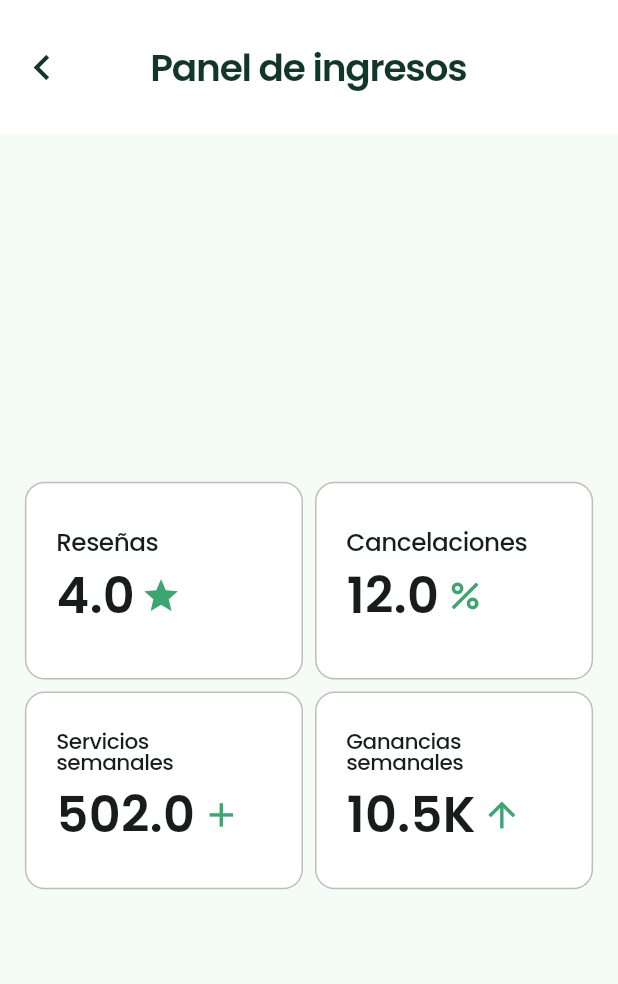
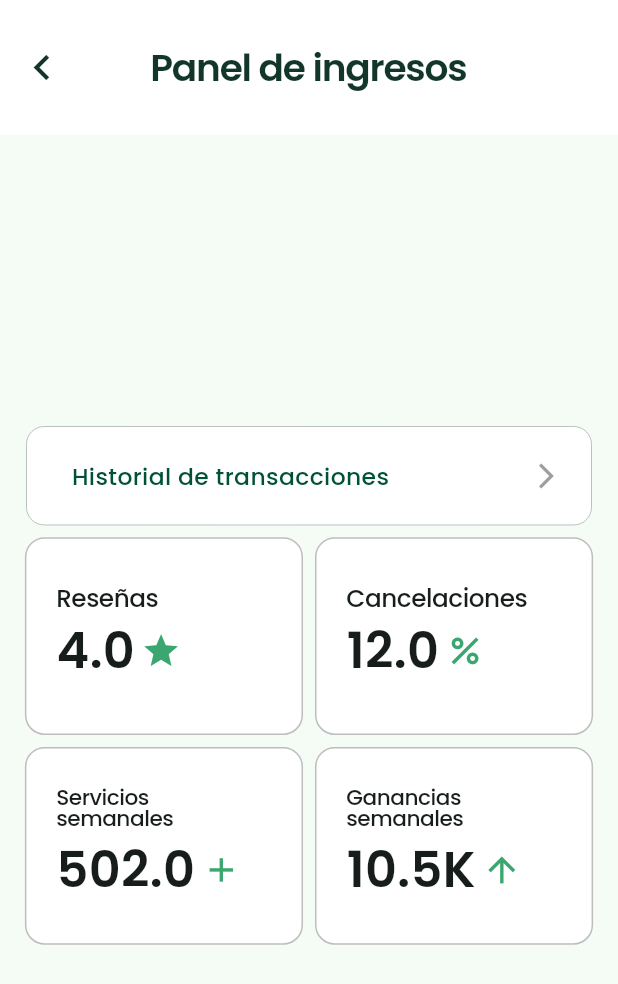
Before and after one commit to spricew/Keidot-Project, a Flutter app: the Dashboard screen opened directly, on a phone screen of 412 x 824 dp. Shown: the top 984 px of the screen. Run offline on Flutter 3.47's test engine with Material 3 defaults, Android fonts, the phone set to English and light mode, and no system bars; our stand-ins replace file_picker, firebase_core, firebase_messaging, flutter_map, flutter_secure_storage, get and 4 more; missing offline and left inert: flutter_stripe; accounts and stored records are empty; project files that could hold a hidden picture were left out.

Commit message:
feat(dashboard): add navigation to transactions history screen and implement transactions list

```diff
--- a/Keidot-Project/lib/presentation/worker/dashboard.dart
+++ b/Keidot-Project/lib/presentation/worker/dashboard.dart
@@ -1,6 +1,7 @@
 import 'package:flutter/cupertino.dart';
 import 'package:flutter/material.dart';
 import 'package:test_app/config/theme/app_theme.dart';
+import 'package:test_app/presentation/worker/transactions_history_screen.dart';
 import 'package:test_app/widgets/custom_appbar.dart';
 
 class Dashboard extends StatelessWidget {
@@ -24,12 +25,54 @@ class _DashboardView extends StatelessWidget {
   @override
   Widget build(BuildContext context) {
     final sizeW = MediaQuery.of(context).size.width;
+    final sizeH = MediaQuery.of(context).size.height;
+    final colors = Theme.of(context).colorScheme;
     return SafeArea(
       child: Center(
         child: Wrap(
+          alignment: WrapAlignment.center,
           spacing: 8.0, // Espaciado horizontal entre elementos
           runSpacing: 8.0, // Espaciado vertical entre líneas
           children: [
+            GestureDetector(
+              onTap: () {
+                // Navegar a la pantalla correspondiente
+                Navigator.push(
+                  context,
+                  MaterialPageRoute(
+                      builder: (context) => const TransactionsHistoryScreen()),
+                );
+              },
+              child: Container(
+                decoration: BoxDecoration(
+                  border: Border.all(color: colors.outline, width: 0.3),
+                  color: colors.onPrimary,
+                  borderRadius: BorderRadius.circular(12),
+                ),
+                padding: const EdgeInsets.symmetric(horizontal: 20),
+                height: sizeH * 0.08,
+                width: sizeW * 0.915,
+                child: Row(
+                  mainAxisAlignment: MainAxisAlignment.spaceBetween,
+                  children: [
+                    Row(
+                      children: [
+                        const SizedBox(width: 10),
+                        Text(
+                          'Historial de transacciones',
+                          style: TextStyle(
+                            color: colors.onPrimaryContainer,
+                            fontSize: sizeH * 0.019,
+                          ),
+                        ),
+                      ],
+                    ),
+                    const Icon(Icons.arrow_forward_ios,
+                        size: 20, color: Colors.grey),
+                  ],
+                ),
+              ),
+            ),
             _CardBuilder(
               title: 'Reseñas',
               score: 4.0,
```
Also changed, not shown: Keidot-Project/lib/presentation/worker/transactions_history_screen.dart (added, +112 -0 lines).
